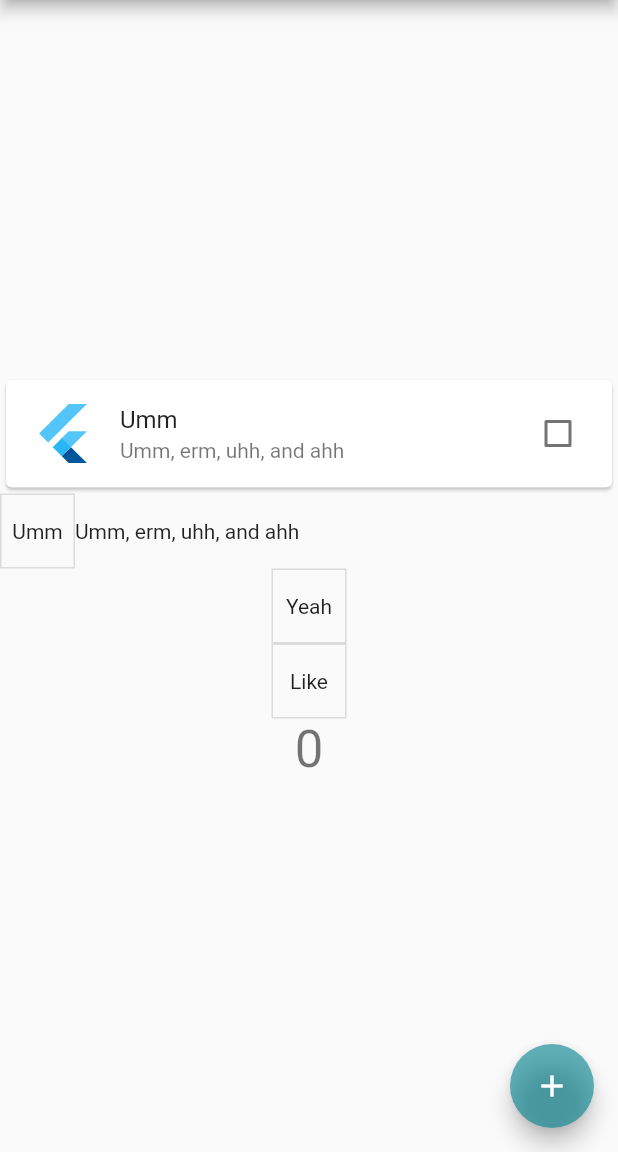
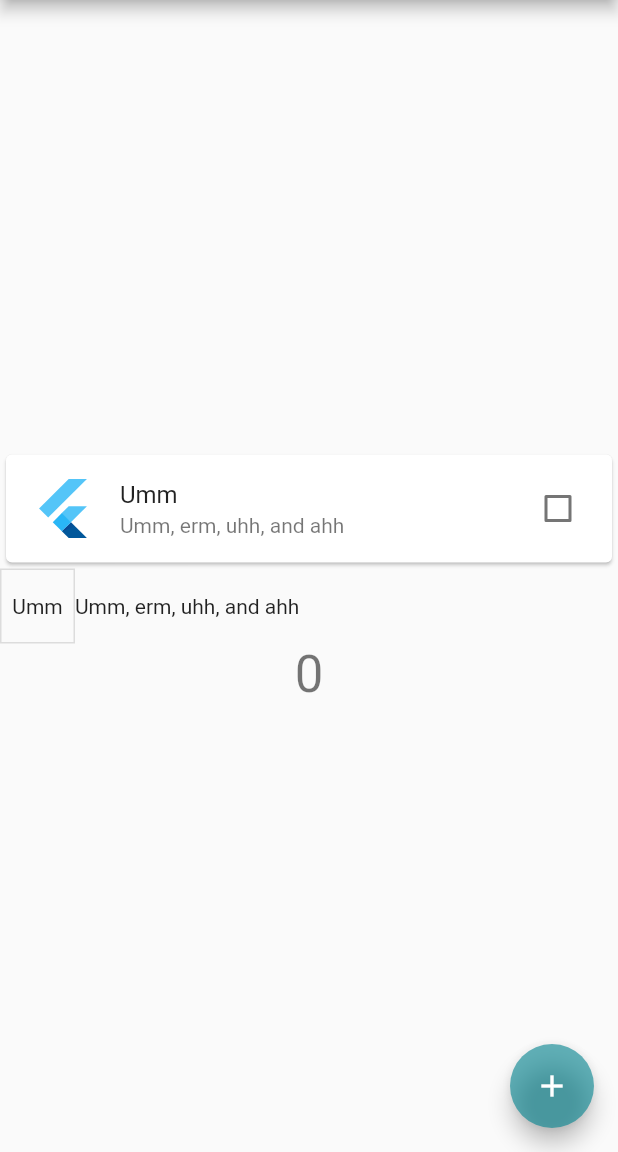
Before and after one commit to Kylekmears/Filler_Words, a Flutter app: the screen it shows after launch, on a phone screen of 412 x 824 dp, the part 84-1236 px from its top. Run offline on Flutter 3.47's test engine with Material 2 defaults, Android fonts, the phone set to English and light mode, and no system bars.

```diff
--- a/lib/main.dart
+++ b/lib/main.dart
@@ -156,26 +156,6 @@ class _MyHomePageState extends State<MyHomePage> {
                 Text("Umm, erm, uhh, and ahh")
             ],
             ),
-            ToggleButtons(
-                children: [
-                  Text("Yeah"),
-                ],
-                onPressed: (int index) {
-                  setState(() {
-                    yeahList[0] = yeahList[0] ? false : true;
-                  });
-                },
-                isSelected: yeahList),
-            ToggleButtons(
-                children: [
-                  Text("Like"),
-                ],
-                onPressed: (int index) {
-                  setState(() {
-                    likeList[0] = likeList[0] ? false : true;
-                  });
-                },
-                isSelected: likeList),
             Text(
               '$_counter',
               style: Theme.of(context).textTheme.headline4,
```
